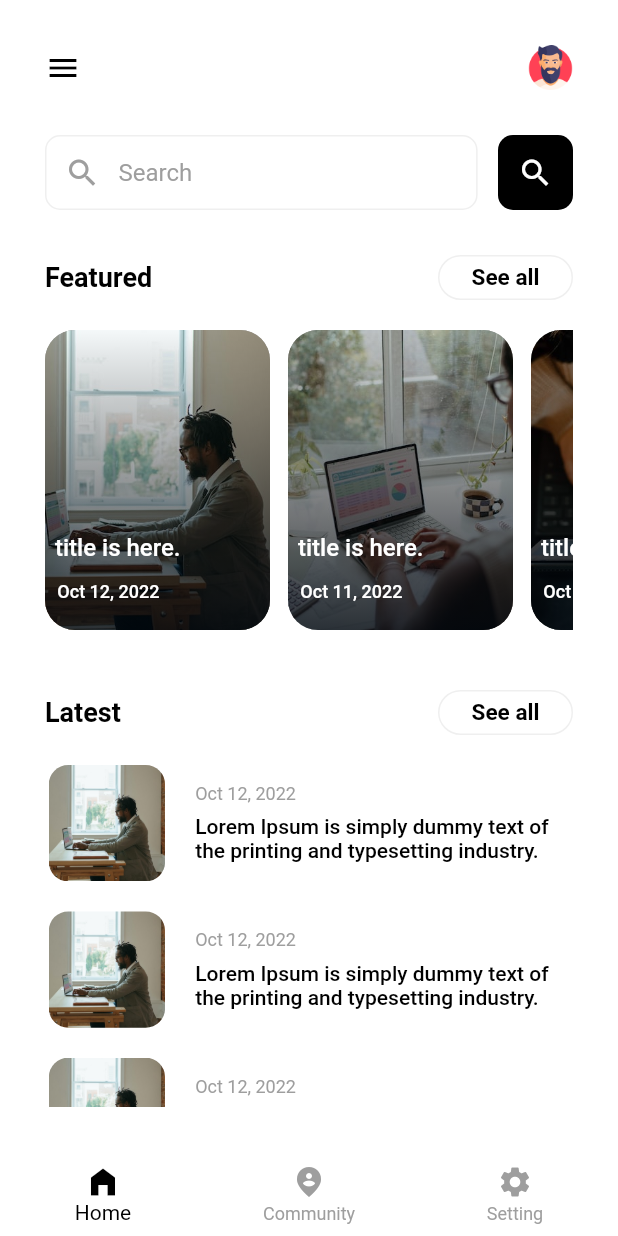
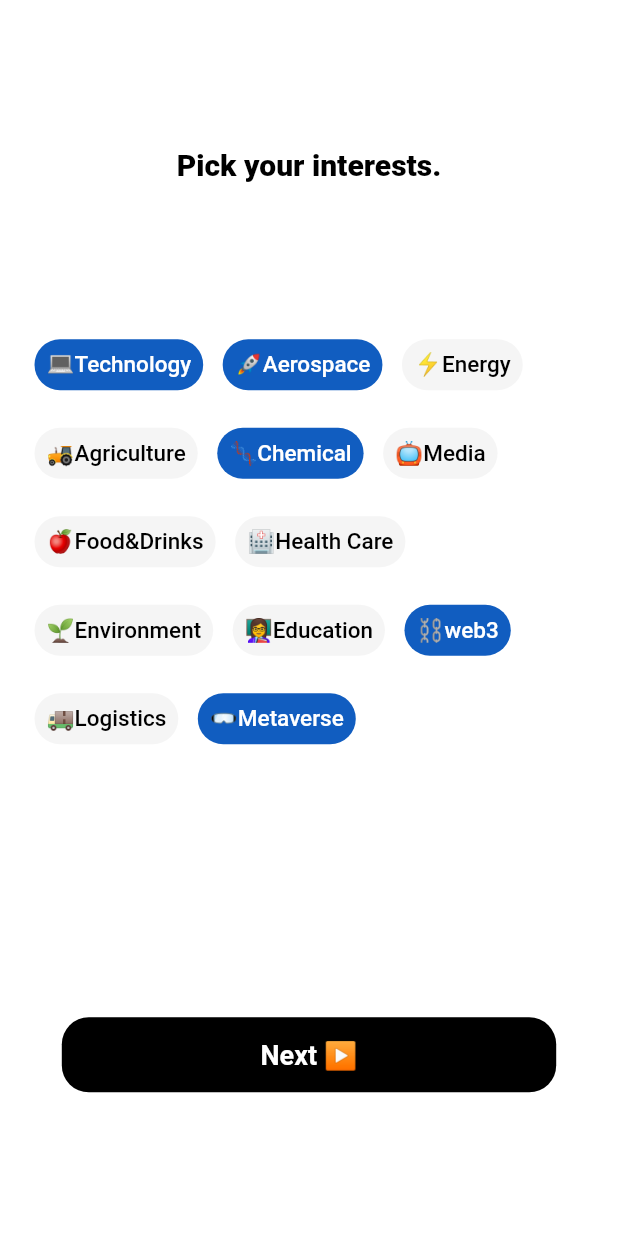
Before and after one commit to Ken46373/flutter_news_app, a Flutter app: the screen it shows after launch, on a phone screen of 412 x 824 dp. Run offline on Flutter 3.47's test engine with Material 2 defaults, Android fonts, the phone set to English and light mode, and no system bars.

Commit message:
add select interest screen.

```diff
--- a/lib/src/app.dart
+++ b/lib/src/app.dart
@@ -1,6 +1,7 @@
 import 'package:flutter/material.dart';
 import 'package:flutter_news_app_ui/src/screens/community_screen.dart';
 import 'package:flutter_news_app_ui/src/screens/home_screen.dart';
+import 'package:flutter_news_app_ui/src/screens/select_interest_screen.dart';
 import 'package:flutter_news_app_ui/src/screens/setting_screen.dart';
 
 class MyApp extends StatelessWidget {
@@ -26,7 +27,7 @@ class MyApp extends StatelessWidget {
           showUnselectedLabels: true,
         ),
       ),
-      home: const NewsApp(),
+      home: const SelectInterestScreen(),
     );
   }
 }
--- /dev/null
+++ b/lib/src/screens/select_interest_screen.dart
@@ -0,0 +1,105 @@
+import 'package:flutter/material.dart';
+
+class SelectInterestScreen extends StatefulWidget {
+  const SelectInterestScreen({Key? key}) : super(key: key);
+
+  @override
+  State<SelectInterestScreen> createState() => _SelectInterestScreenState();
+}
+
+class _SelectInterestScreenState extends State<SelectInterestScreen> {
+
+  bool isSelected = false;
+
+  @override
+  Widget build(BuildContext context) {
+    final Size size = MediaQuery.of(context).size;
+    return Scaffold(
+      body: SafeArea(
+        child: Padding(
+          padding: const EdgeInsets.all(23.0),
+          child: Stack(
+            children: [
+              Align(
+                alignment: Alignment(0, -0.8),
+                child: const Text(
+                  'Pick your interests.',
+                  style: TextStyle(fontSize: 20.0, fontWeight: FontWeight.w800, color: Colors.black),
+                ),
+              ),
+              Align(
+                alignment: Alignment(0, -0.2),
+                child: Container(
+                  width: double.infinity,
+                  child: Wrap(
+                    spacing: 13.0,
+                    runSpacing: 25.0,
+                    children: [
+                      _makeSingleCategory('💻Technology', true),
+                      _makeSingleCategory('🚀Aerospace', true),
+                      _makeSingleCategory('⚡️Energy', false),
+                      _makeSingleCategory('🚜Agriculture', false),
+                      _makeSingleCategory('🧬Chemical', true),
+                      _makeSingleCategory('📺Media', false),
+                      _makeSingleCategory('🍎Food&Drinks', false),
+                      _makeSingleCategory('🏥Health Care', false),
+                      _makeSingleCategory('🌱Environment', false),
+                      // _makeSingleCategory('📡Telecommunication', false),
+                      _makeSingleCategory('👩‍🏫Education', false),
+                      _makeSingleCategory('⛓web3', true),
+                      _makeSingleCategory('🚚Logistics', false),
+                      _makeSingleCategory('🥽Metaverse', true),
+                    ],
+                  ),
+                ),
+              ),
+              Align(
+                alignment: Alignment(0, 0.8),
+                child: Container(
+                  width: size.width * 0.8,
+                  height: 50.0,
+                  padding: EdgeInsets.all(10.0),
+                  decoration: BoxDecoration(
+                    borderRadius: BorderRadius.all(Radius.circular(18.0)),
+                    color: Colors.black,
+                  ),
+                  child: Center(
+                    child: Text(
+                      'Next ▶',
+                      style: TextStyle(
+                        fontSize: 18.0,
+                        fontWeight: FontWeight.w700,
+                        color: Colors.white,
+                      ),
+                    ),
+                  ),
+                ),
+              ),
+            ],
+          ),
+        ),
+      ),
+    );
+  }
+
+  Widget _makeSingleCategory(String title, bool selected) {
+    return GestureDetector(
+      onTap: () {},
+      child: Container(
+        padding: EdgeInsets.all(8.0),
+        decoration: BoxDecoration(
+          borderRadius: BorderRadius.all(Radius.circular(20.0)),
+          color: selected ? Color(0xFFF115DC0) : Colors.grey[100],
+        ),
+        child: Text(
+          title,
+          style: TextStyle(
+            fontSize: 15.0,
+            fontWeight: FontWeight.w500,
+            color: selected ? Colors.white : Colors.black,
+          ),
+        ),
+      ),
+    );
+  }
+}
```
